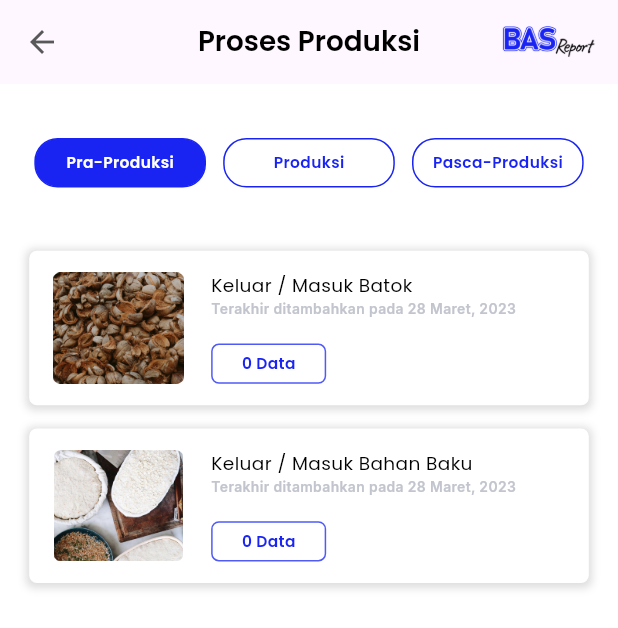
After one commit to muhammadshiva/flutter_report_app, a Flutter app: the HomeScreen screen opened by its route, on a phone screen of 412 x 824 dp. The commit adds this screen. Shown: the top 628 px of the screen. Run offline on Flutter 3.47's test engine with Material 3 defaults, Android fonts, the phone set to English and light mode, and no system bars; our stand-ins replace flutter_screenutil, flutter_svg, get, google_fonts.

Commit message:
slicing home screen and components

```diff
--- a/lib/configs/pages/page.dart
+++ b/lib/configs/pages/page.dart
@@ -1,6 +1,8 @@
 import 'package:flutter_report_app/configs/routes/route.dart';
 import 'package:flutter_report_app/features/forgot_password/bindings/forgot_password_binding.dart';
 import 'package:flutter_report_app/features/forgot_password/view/ui/forgot_password_screen.dart';
+import 'package:flutter_report_app/features/home/bindings/home_binding.dart';
+import 'package:flutter_report_app/features/home/view/ui/home_screen.dart';
 import 'package:flutter_report_app/features/sign_in/bindings/sign_in_binding.dart';
 import 'package:flutter_report_app/features/sign_in/view/ui/sign_in_screen.dart';
 import 'package:flutter_report_app/features/splash/bindings/splash_binding.dart';
@@ -27,5 +29,11 @@ abstract class Pages {
       page: () => const ForgotPasswordScreen(),
       binding: ForgotPasswordBinding(),
     ),
+
+    GetPage(
+      name: Routes.homeRoute,
+      page: () => const HomeScreen(),
+      binding: HomeBinding(),
+    ),
   ];
 }
--- a/lib/configs/routes/route.dart
+++ b/lib/configs/routes/route.dart
@@ -2,4 +2,5 @@ abstract class Routes {
   static const String splashRoute = '/splash';
   static const String signInRoute = '/sign_in';
   static const String forgotPasswordRoute = '/forgot_password';
+  static const String homeRoute = '/home';
 }
--- a/lib/constants/global_asset_constant.dart
+++ b/lib/constants/global_asset_constant.dart
@@ -8,4 +8,11 @@ class GlobalAssetConstant {
 
   /// Images
   static const String imgLogoBas = 'assets/images/img_logo_bas.png';
+  static const String imgBatokKelapa = 'assets/images/img_batok_kelapa.png';
+  static const String imgBahanBaku = 'assets/images/img_bahan_baku.png';
+  static const String imgAyakManual = 'assets/images/img_ayak_manual.png';
+  static const String imgAyakRotari = 'assets/images/img_ayak_rotari.png';
+  static const String imgDiskmill = 'assets/images/img_diskmill.png';
+  static const String imgSortir = 'assets/images/img_sortir.png';
+  static const String imgStokBriket = 'assets/images/img_stok_briket.png';
 }
--- /dev/null
+++ b/lib/features/home/bindings/home_binding.dart
@@ -0,0 +1,9 @@
+import 'package:flutter_report_app/features/home/controller/home_controller.dart';
+import 'package:get/get.dart';
+
+class HomeBinding extends Bindings {
+  @override
+  void dependencies() {
+    Get.lazyPut(() => HomeController());
+  }
+}
--- /dev/null
+++ b/lib/features/home/controller/home_controller.dart
@@ -0,0 +1,69 @@
+import 'package:flutter/material.dart';
+import 'package:flutter_report_app/constants/global_asset_constant.dart';
+import 'package:get/get.dart';
+
+class HomeController extends GetxController {
+  static HomeController get to => Get.find();
+
+  var tabIndex = 1.obs;
+
+  List<Map<String, dynamic>> tabData = [
+    {"id": 1, "tabName": "Pra-Produksi"},
+    {"id": 2, "tabName": "Produksi"},
+    {"id": 3, "tabName": "Pasca-Produksi"}
+  ];
+
+  List<Map<String, dynamic>> praProduksiData = [
+    {
+      "id": 1,
+      "title": "Keluar / Masuk Batok",
+      "image": const AssetImage(GlobalAssetConstant.imgBatokKelapa),
+    },
+    {
+      "id": 2,
+      "title": "Keluar / Masuk Bahan Baku",
+      "image": const AssetImage(GlobalAssetConstant.imgBahanBaku),
+    },
+  ];
+
+  List<Map<String, dynamic>> produksiData = [
+    {
+      "id": 1,
+      "title": "Ayak Manual",
+      "image": const AssetImage(GlobalAssetConstant.imgAyakManual),
+    },
+    {
+      "id": 2,
+      "title": "Ayak Rotari",
+      "image": const AssetImage(GlobalAssetConstant.imgAyakRotari),
+    },
+    {
+      "id": 2,
+      "title": "Proses Diskmill",
+      "image": const AssetImage(GlobalAssetConstant.imgDiskmill),
+    },
+    {
+      "id": 2,
+      "title": "Proses Mixing",
+      "image": const AssetImage(GlobalAssetConstant.imgDiskmill),
+    },
+    {
+      "id": 2,
+      "title": "Proses Sortir",
+      "image": const AssetImage(GlobalAssetConstant.imgSortir),
+    },
+    {
+      "id": 2,
+      "title": "Proses Pengovenan",
+      "image": const AssetImage(GlobalAssetConstant.imgSortir),
+    },
+  ];
+
+  List<Map<String, dynamic>> pascaProduksiData = [
+    {
+      "id": 1,
+      "title": "Stok Briket",
+      "image": const AssetImage(GlobalAssetConstant.imgStokBriket),
+    },
+  ];
+}
--- /dev/null
+++ b/lib/features/home/view/components/card_item_widget.dart
@@ -0,0 +1,91 @@
+import 'package:flutter/material.dart';
+import 'package:flutter_report_app/shared/styles/color_style.dart';
+import 'package:flutter_report_app/shared/styles/google_text_style.dart';
+import 'package:flutter_screenutil/flutter_screenutil.dart';
+import 'package:google_fonts/google_fonts.dart';
+
+class CardItemWidget extends StatelessWidget {
+  const CardItemWidget({
+    super.key,
+    required this.title,
+    required this.date,
+    required this.data,
+    required this.assetImage,
+  });
+
+  final String title;
+  final String date;
+  final int data;
+  final AssetImage assetImage;
+
+  @override
+  Widget build(BuildContext context) {
+    return Container(
+      height: 100.h,
+      padding: EdgeInsets.symmetric(horizontal: 10.w, vertical: 14.h),
+      margin: EdgeInsets.only(bottom: 15.h),
+      decoration: BoxDecoration(
+        color: ColorStyle.white,
+        borderRadius: BorderRadius.circular(5.r),
+        boxShadow: const [
+          BoxShadow(
+            color: Color(0x22000000),
+            offset: Offset(0, 1),
+            blurRadius: 4,
+            spreadRadius: 2,
+          ),
+        ],
+      ),
+      child: Row(
+        children: [
+          Container(
+            width: 84.w,
+            height: 75.h,
+            decoration: BoxDecoration(
+              image: DecorationImage(
+                image: assetImage,
+              ),
+            ),
+          ),
+          SizedBox(width: 12.w),
+          Column(
+            crossAxisAlignment: CrossAxisAlignment.start,
+            children: [
+              Text(
+                title,
+                style: blackTextStyle.copyWith(fontSize: 12.sp),
+              ),
+              Text(
+                'Terakhir ditambahkan pada $date',
+                style: GoogleFonts.inter().copyWith(
+                  fontSize: 9.sp,
+                  color: ColorStyle.grey,
+                  fontWeight: semiBold,
+                ),
+              ),
+              const Spacer(),
+              Container(
+                alignment: Alignment.center,
+                height: 26.h,
+                width: 67.w,
+                decoration: BoxDecoration(
+                  borderRadius: BorderRadius.circular(5.r),
+                  border: Border.all(
+                    color: ColorStyle.b4,
+                  ),
+                ),
+                child: Text(
+                  '$data Data',
+                  style: blueTextStyle.copyWith(
+                    fontSize: 10.sp,
+                    fontWeight: semiBold,
+                  ),
+                ),
+              ),
+            ],
+          ),
+        ],
+      ),
+    );
+  }
+}
--- /dev/null
+++ b/lib/features/home/view/ui/home_screen.dart
@@ -0,0 +1,129 @@
+import 'package:flutter/material.dart';
+import 'package:flutter_report_app/constants/global_asset_constant.dart';
+import 'package:flutter_report_app/features/home/controller/home_controller.dart';
+import 'package:flutter_report_app/features/home/view/components/card_item_widget.dart';
+import 'package:flutter_report_app/shared/styles/color_style.dart';
+import 'package:flutter_report_app/shared/styles/google_text_style.dart';
+import 'package:flutter_screenutil/flutter_screenutil.dart';
+import 'package:get/get.dart';
+
+class HomeScreen extends StatelessWidget {
+  const HomeScreen({super.key});
+
+  @override
+  Widget build(BuildContext context) {
+    var controller = HomeController.to;
+
+    return Scaffold(
+      appBar: AppBar(
+        centerTitle: true,
+        title: Text(
+          'Proses Produksi',
+          style: blackTextStyle.copyWith(
+            fontSize: 18.sp,
+            fontWeight: semiBold,
+          ),
+        ),
+        actions: [
+          Container(
+            height: 22.h,
+            margin: EdgeInsets.only(right: 12.w),
+            child: Image.asset(
+              GlobalAssetConstant.imgLogoBas,
+            ),
+          ),
+        ],
+      ),
+      body: ListView(
+        children: [
+          SizedBox(height: 35.h),
+          Padding(
+            padding: EdgeInsets.symmetric(horizontal: 20.w),
+            child: Row(
+              mainAxisAlignment: MainAxisAlignment.spaceBetween,
+              children: controller.tabData
+                  .map((e) => Obx(
+                        () => InkWell(
+                          onTap: () {
+                            controller.tabIndex.value = e['id'];
+                          },
+                          child: Container(
+                            alignment: Alignment.center,
+                            height: 32.h,
+                            width: 100.w,
+                            decoration: BoxDecoration(
+                              borderRadius: BorderRadius.circular(15.r),
+                              color: controller.tabIndex.value == e['id'] ? ColorStyle.primary : ColorStyle.white,
+                              border: Border.all(
+                                color: ColorStyle.primary,
+                              ),
+                            ),
+                            child: Text(
+                              e['tabName'],
+                              style: whiteTextStyle.copyWith(
+                                fontSize: 10.sp,
+                                fontWeight: semiBold,
+                                color: controller.tabIndex.value == e['id'] ? ColorStyle.white : ColorStyle.primary,
+                              ),
+                            ),
+                          ),
+                        ),
+                      ))
+                  .toList(),
+            ),
+          ),
+          SizedBox(height: 35.h),
+          Scrollbar(
+            child: Container(
+              height: MediaQuery.sizeOf(context).height * 0.75,
+              padding: EdgeInsets.symmetric(horizontal: 15.w),
+              child: Obx(
+                () => controller.tabIndex.value == 1
+                    ? ListView(
+                        padding: EdgeInsets.symmetric(horizontal: 2.w, vertical: 6.h),
+                        children: controller.praProduksiData
+                            .map(
+                              (e) => CardItemWidget(
+                                title: e['title'],
+                                date: '28 Maret, 2023',
+                                data: 0,
+                                assetImage: e['image'],
+                              ),
+                            )
+                            .toList(),
+                      )
+                    : controller.tabIndex.value == 2
+                        ? ListView(
+                            padding: EdgeInsets.symmetric(horizontal: 2.w, vertical: 6.h),
+                            children: controller.produksiData
+                                .map(
+                                  (e) => CardItemWidget(
+                                    title: e['title'],
+                                    date: '28 Maret, 2023',
+                                    data: 0,
+                                    assetImage: e['image'],
+                                  ),
+                                )
+                                .toList(),
+                          )
+                        : ListView(
+                            padding: EdgeInsets.symmetric(horizontal: 2.w, vertical: 6.h),
+                            children: controller.pascaProduksiData
+                                .map(
+                                  (e) => CardItemWidget(
+                                    title: e['title'],
+                                    date: '28 Maret, 2023',
+                                    data: 0,
+                                    assetImage: e['image'],
+                                  ),
+                                )
+                                .toList(),
+                          ),
+              ),
+            ),
+          ),
+        ],
+      ),
+    );
+  }
+}
--- a/lib/shared/styles/color_style.dart
+++ b/lib/shared/styles/color_style.dart
@@ -6,6 +6,7 @@ class ColorStyle {
   static const Color white = Color(0xffFFFFFF);
   static const Color black = Color(0xff000000);
   static const Color black2 = Color(0xff585859);
+  static const Color grey = Color(0xffC3C5CE);
 
   /// Green Color
   static const Color greenWa = Color(0xff60D669);
--- /dev/null
+++ b/lib/shared/widgets/elevated_button_widget.dart
@@ -0,0 +1,45 @@
+import 'package:flutter/material.dart';
+import 'package:flutter_report_app/shared/styles/color_style.dart';
+import 'package:flutter_report_app/shared/styles/google_text_style.dart';
+
+class ElevatedButtonWidget extends StatelessWidget {
+  const ElevatedButtonWidget({
+    super.key,
+    required this.text,
+    this.height,
+    this.width,
+    required this.color,
+    this.textColor,
+    required this.textStyle,
+    required this.onPressed,
+  });
+
+  final String text;
+  final double? height;
+  final double? width;
+  final Color color;
+  final Color? textColor;
+  final TextStyle textStyle;
+  final Function() onPressed;
+
+  @override
+  Widget build(BuildContext context) {
+    return SizedBox(
+      height: height,
+      width: width,
+      child: ElevatedButton(
+        style: ElevatedButton.styleFrom(
+          primary: color,
+        ),
+        onPressed: onPressed,
+        child: Text(
+          text,
+          style: textStyle.copyWith(
+            fontWeight: semiBold,
+            color: textColor ?? ColorStyle.white,
+          ),
+        ),
+      ),
+    );
+  }
+}
```
